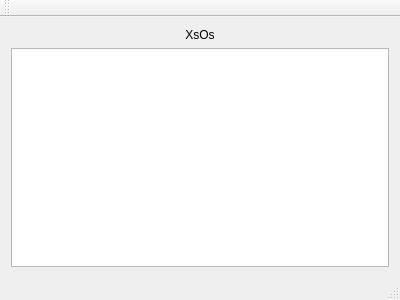
Qt form MainWindow.ui (Proxxxy/Gomoku) before a commit.
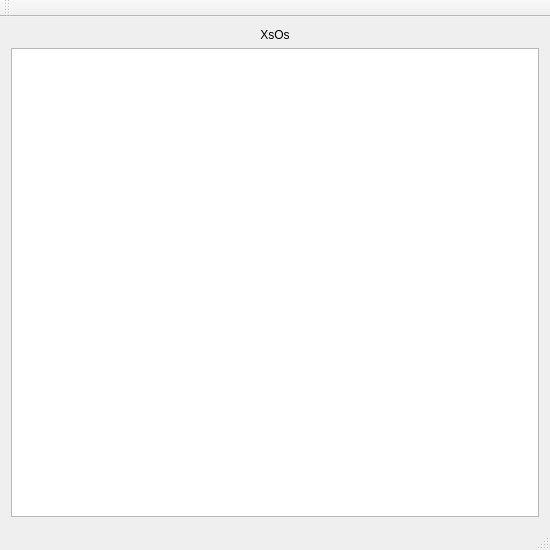
The same form after that commit.

Commit message: MainWindow: увеличил размер окна

What changed in the file:
```diff
--- a/MainWindow.ui
+++ b/MainWindow.ui
@@ -6,8 +6,8 @@
    <rect>
     <x>0</x>
     <y>0</y>
-    <width>400</width>
-    <height>300</height>
+    <width>550</width>
+    <height>550</height>
    </rect>
   </property>
   <property name="windowTitle">
```
Left out of the diff: 4 changed lines with no effect on the pictures.
